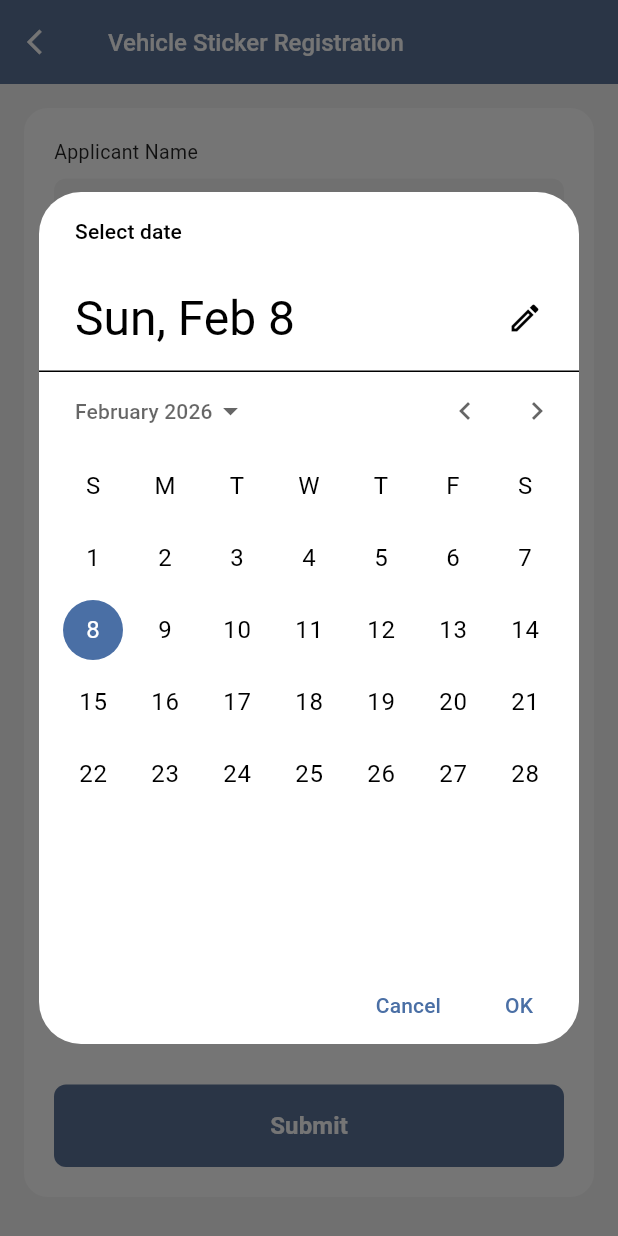
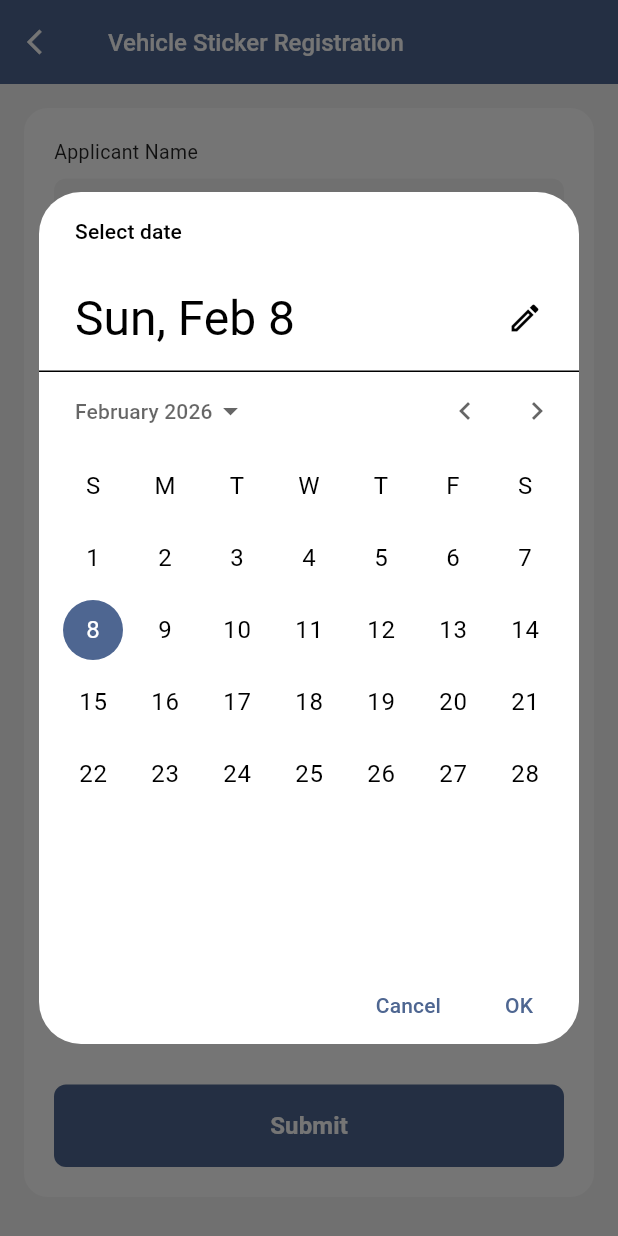
Before and after one commit to qqq33233/test1, a Flutter app: the VehicleRegistrationScreen screen opened directly, after a tap on the "calendar today" icon, on a phone screen of 412 x 824 dp. Run offline on Flutter 3.47's test engine with Material 3 defaults, Android fonts, the phone set to English and light mode, and no system bars; our stand-ins replace cloud_firestore, file_picker, firebase_core, firebase_storage, flutter_map, geolocator and 4 more; accounts and stored records are empty.

Commit message:
update color blue

```diff
--- a/lib/appeal_pass.dart
+++ b/lib/appeal_pass.dart
@@ -70,7 +70,7 @@ class _VehicleAppealScreenState extends State<VehicleAppealScreen> {
     return Scaffold(
       backgroundColor: const Color(0xFFF5F5F5),
       appBar: AppBar(
-        backgroundColor: const Color(0xFF5B7399),
+        backgroundColor: const Color(0xFF4E6691),
         elevation: 0,
         leading: IconButton(
           icon: const Icon(Icons.arrow_back_ios, color: Colors.white, size: 20),
@@ -218,7 +218,7 @@ class _VehicleAppealScreenState extends State<VehicleAppealScreen> {
               child: ElevatedButton(
                 onPressed: _submitAppeal,
                 style: ElevatedButton.styleFrom(
-                  backgroundColor: const Color(0xFF5B7399),
+                  backgroundColor: const Color(0xFF4E6691),
                   foregroundColor: Colors.white,
                   padding: const EdgeInsets.symmetric(vertical: 16),
                   shape: RoundedRectangleBorder(
@@ -280,7 +280,7 @@ class AppealConfirmedScreen extends StatelessWidget {
     return Scaffold(
       backgroundColor: const Color(0xFFF5F5F5),
       appBar: AppBar(
-        backgroundColor: const Color(0xFF5B7399),
+        backgroundColor: const Color(0xFF4E6691),
         elevation: 0,
         leading: IconButton(
           icon: const Icon(Icons.arrow_back_ios, color: Colors.white, size: 20),
--- a/lib/registration_pass.dart
+++ b/lib/registration_pass.dart
@@ -48,7 +48,7 @@ class _VehicleRegistrationScreenState extends State<VehicleRegistrationScreen> {
         return Theme(
           data: Theme.of(context).copyWith(
             colorScheme: const ColorScheme.light(
-              primary: Color(0xFF4A6FA5),
+              primary: Color(0xFF4E6691),
               onPrimary: Colors.white,
               surface: Colors.white,
               onSurface: Colors.black,
@@ -111,7 +111,7 @@ class _VehicleRegistrationScreenState extends State<VehicleRegistrationScreen> {
     return Scaffold(
       backgroundColor: Colors.grey[100],
       appBar: AppBar(
-        backgroundColor: const Color(0xFF5B7399),
+        backgroundColor: const Color(0xFF4E6691),
         elevation: 0,
         leading: IconButton(
           icon: const Icon(Icons.arrow_back_ios, color: Colors.white, size: 20),
@@ -335,7 +335,7 @@ class _VehicleRegistrationScreenState extends State<VehicleRegistrationScreen> {
                           style: TextStyle(fontSize: 14),
                         ),
                         contentPadding: EdgeInsets.zero,
-                        activeColor: const Color(0xFF4A6FA5),
+                        activeColor: const Color(0xFF4E6691),
                       ),
                     ),
                     Expanded(
@@ -352,7 +352,7 @@ class _VehicleRegistrationScreenState extends State<VehicleRegistrationScreen> {
                           style: TextStyle(fontSize: 14),
                         ),
                         contentPadding: EdgeInsets.zero,
-                        activeColor: const Color(0xFF4A6FA5),
+                        activeColor: const Color(0xFF4E6691),
                       ),
                     ),
                   ],
@@ -366,7 +366,7 @@ class _VehicleRegistrationScreenState extends State<VehicleRegistrationScreen> {
                   child: ElevatedButton(
                     onPressed: _submitForm,
                     style: ElevatedButton.styleFrom(
-                      backgroundColor: const Color(0xFF5B7399),
+                      backgroundColor: const Color(0xFF4E6691),
                       foregroundColor: Colors.white,
                       padding: const EdgeInsets.symmetric(vertical: 16),
                       shape: RoundedRectangleBorder(
@@ -413,7 +413,7 @@ class RegistrationConfirmedScreen extends StatelessWidget {
     return Scaffold(
       backgroundColor: Colors.grey[100],
       appBar: AppBar(
-        backgroundColor: const Color(0xFF5B7399),
+        backgroundColor: const Color(0xFF4E6691),
         elevation: 0,
         leading: IconButton(
           icon: const Icon(Icons.arrow_back_ios, color: Colors.white, size: 20),
--- a/lib/report.dart
+++ b/lib/report.dart
@@ -115,7 +115,7 @@ class _ReportScreenState extends State<ReportScreen> {
     return Scaffold(
       backgroundColor: Colors.white,
       appBar: AppBar(
-        backgroundColor: const Color(0xFF4A6FA5),
+        backgroundColor: const Color(0xFF4E6691),
         elevation: 0,
         leading: IconButton(
           icon: const Icon(Icons.arrow_back_ios, color: Colors.white, size: 20),
@@ -130,7 +130,7 @@ class _ReportScreenState extends State<ReportScreen> {
           ),
         ),
         systemOverlayStyle: const SystemUiOverlayStyle(
-          statusBarColor: Color(0xFF4A6FA5),
+          statusBarColor: Color(0xFF4E6691),
           statusBarIconBrightness: Brightness.light,
         ),
       ),
@@ -308,7 +308,7 @@ class _ReportScreenState extends State<ReportScreen> {
               child: ElevatedButton(
                 onPressed: _uploadReport,
                 style: ElevatedButton.styleFrom(
-                  backgroundColor: const Color(0xFF4A6FA5),
+                  backgroundColor: const Color(0xFF4E6691),
                   foregroundColor: Colors.white,
                   padding: const EdgeInsets.symmetric(vertical: 16),
                   shape: RoundedRectangleBorder(
```
